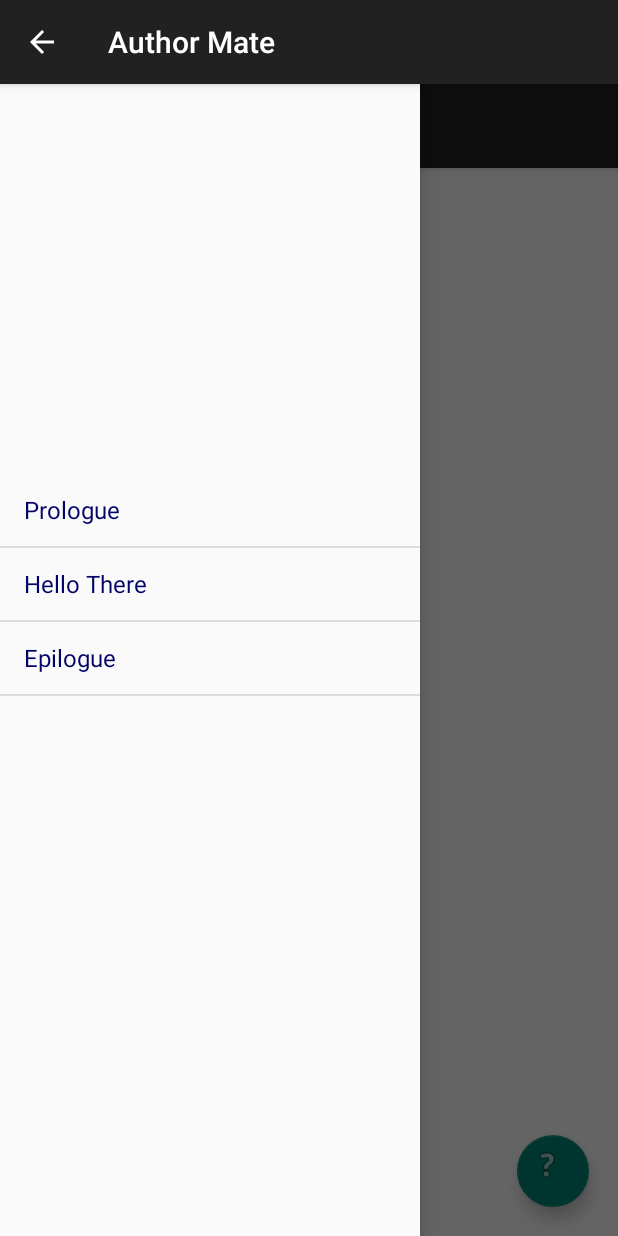
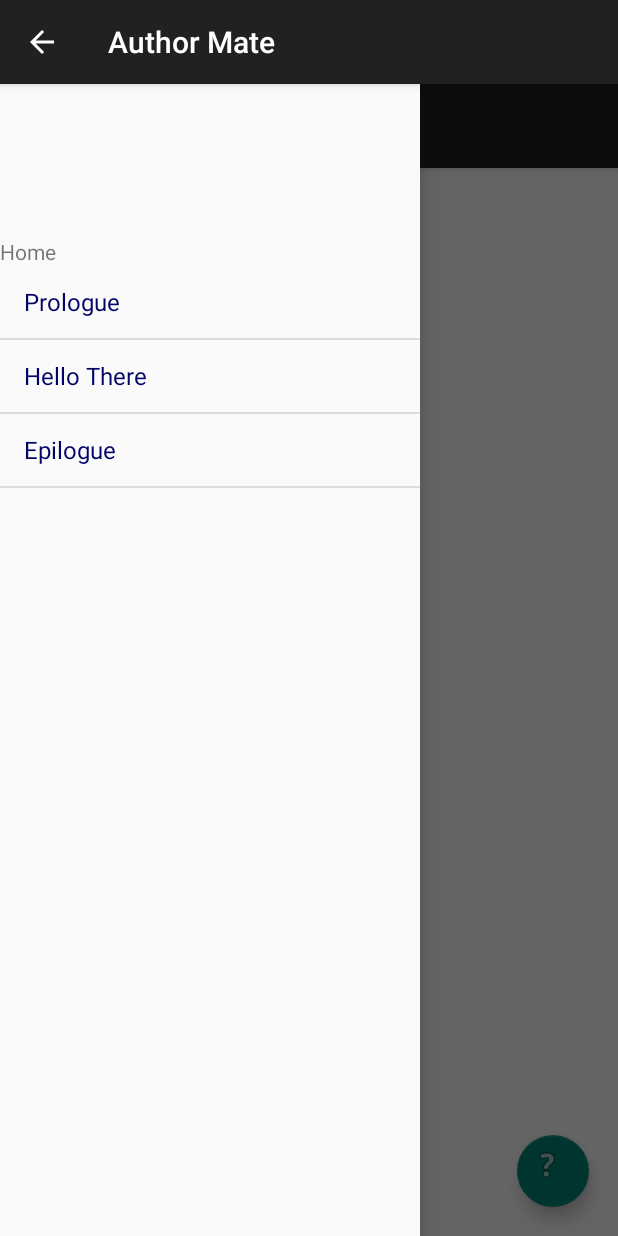
Before and after one commit to kpescobar/AuthorMateFinal, an Android app: the screen it shows after launch (NavigationActivity), with the side drawer open, on a phone screen of 412 x 824 dp. Run offline under Robolectric (Android 15) with nearby library versions, the phone set to English and light mode, and no system bars; 3 statements that could not run were skipped.

Commit message:
Added home option to navigation drawer.

```diff
--- a/app/src/main/java/edu/cnm/bootcamp/kelly/authormatefinal/activities/NavigationActivity.java
+++ b/app/src/main/java/edu/cnm/bootcamp/kelly/authormatefinal/activities/NavigationActivity.java
@@ -25,6 +25,7 @@ import android.widget.Button;
 import android.widget.ImageView;
 import android.widget.LinearLayout;
 import android.widget.ListView;
+import android.widget.TextView;
 import android.widget.Toast;
 import com.j256.ormlite.android.apptools.OpenHelperManager;
 import com.j256.ormlite.dao.Dao;
@@ -109,6 +110,17 @@ public class NavigationActivity extends AppCompatActivity {
     drawerLayout = (DrawerLayout) findViewById(R.id.drawer_layout);
     drawer = (NavigationView) findViewById(R.id.nav_view);
     drawerList = (ListView) findViewById(R.id.left_drawer_list);
+
+    TextView homeLink = (TextView) findViewById(R.id.home_link);
+    homeLink.setOnClickListener(new OnClickListener() {
+      @Override
+      public void onClick(View v) {
+        Fragment fragment = new HomeFragment();
+        switchFragment(fragment);
+        setTitle(title);
+        drawerLayout.closeDrawer(drawer);
+      }
+    });
 
     // set up the drawer's list view with items and click listener
     setNavigationProjects();
@@ -220,6 +232,7 @@ public class NavigationActivity extends AppCompatActivity {
 // listener
   private void selectItem(int position, Project project) {
     // update the main content by replacing fragments
+
     Fragment fragment = new ProjectFragment();
     Bundle args = new Bundle();
     args.putString(ProjectFragment.PROJECT_TITLE, project.getTitle());
@@ -227,6 +240,8 @@ public class NavigationActivity extends AppCompatActivity {
     fragment.setArguments(args);
 
     switchFragment(fragment);
+
+
 
     // update selected item and title, then close the drawer
     drawerList.setItemChecked(position, true);
--- a/app/src/main/res/layout/activity_navigation.xml
+++ b/app/src/main/res/layout/activity_navigation.xml
@@ -24,12 +24,17 @@
       android:id="@+id/left_drawer"
       android:layout_width="match_parent"
       android:layout_height="508dp"
-      android:layout_gravity="bottom" >
+      android:layout_gravity="center_vertical"
+      android:orientation="vertical">
+      <TextView
+        android:id="@+id/home_link"
+        android:layout_width="match_parent"
+        android:layout_height="wrap_content"
+        android:text="Home" />
       <ListView
         android:id="@+id/left_drawer_list"
         android:layout_width="match_parent"
-        android:layout_height="656dp">
-      </ListView>
+        android:layout_height="656dp"></ListView>
     </LinearLayout>
 
   </android.support.design.widget.NavigationView>
--- a/app/src/main/res/layout/drawer_layout.xml
+++ b/app/src/main/res/layout/drawer_layout.xml
@@ -19,6 +19,5 @@
     android:choiceMode="singleChoice"
     android:divider="@android:color/transparent"
     android:dividerHeight="0dp"
-    android:background="#111"
-    android:fontFamily="cursive"/>
+    android:background="#111"/>
 </android.support.v4.widget.DrawerLayout>
```
Also changed, not shown: app/src/main/java/edu/cnm/bootcamp/kelly/authormatefinal/services/AlarmNotification.java (+24 -24 lines), app/src/main/res/layout/content_navigation.xml (+0 -28 lines).
